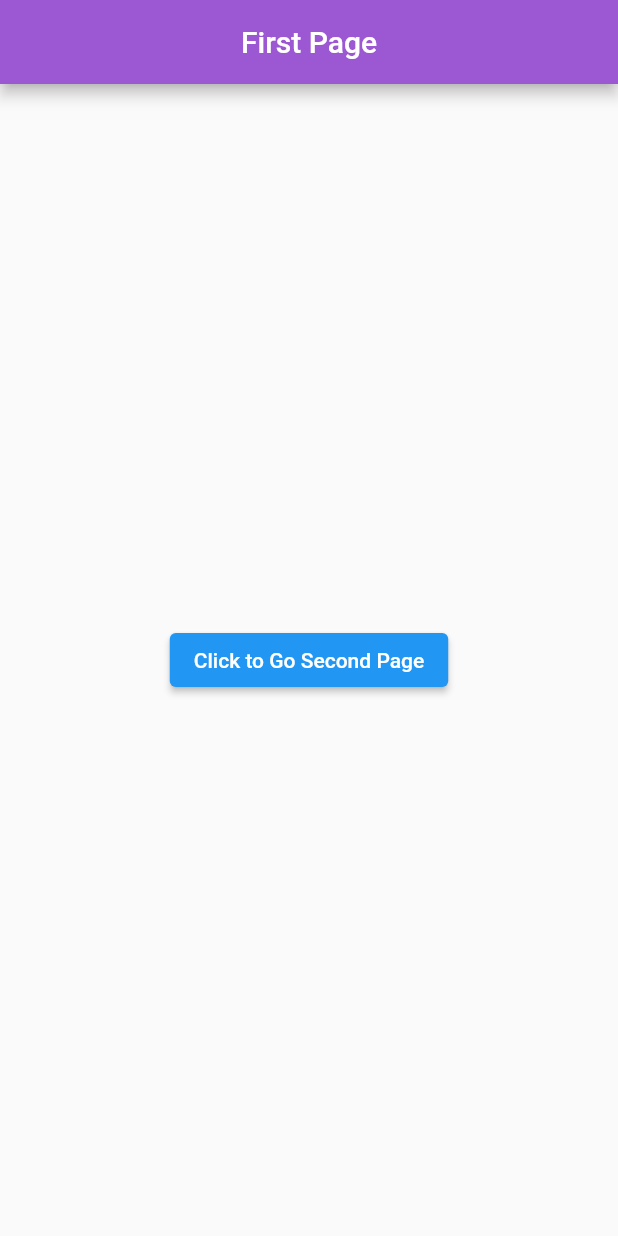
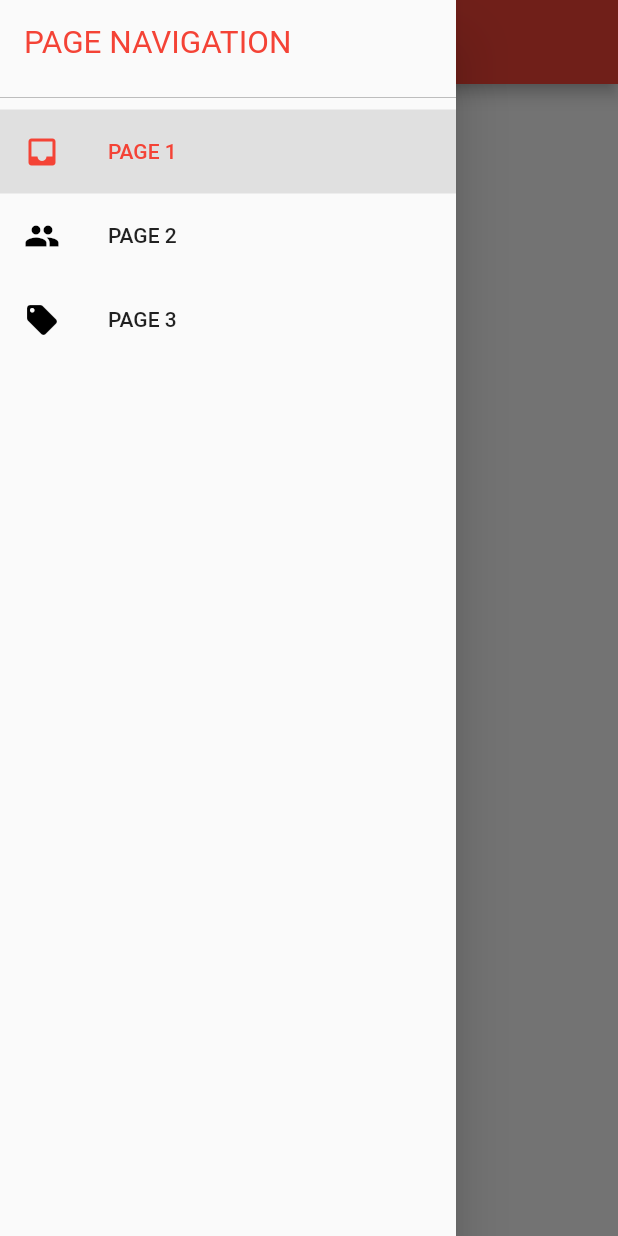
Before and after one commit to AjayPendkar/Page_Navigation, a Flutter app: the screen it shows after launch, with the side drawer open (before the commit the screen has no drawer), on a phone screen of 412 x 824 dp. Run offline on Flutter 3.47's test engine with Material 2 defaults, Android fonts, the phone set to English and light mode, and no system bars.

Commit message:
Page Navigation with SideBar

```diff
--- a/lib/first_page.dart
+++ b/lib/first_page.dart
@@ -1,25 +1,25 @@
-import 'package:flutter/material.dart';
-import 'package:fluttergooglesigninapp/second_page.dart';
+// import 'package:flutter/material.dart';
+// import 'package:fluttergooglesigninapp/second_page.dart';
 
-class FirstPage extends StatelessWidget {
-  @override
-  Widget build(BuildContext context) {
-    return Scaffold(
-      appBar: AppBar(
-        centerTitle: true,
-        title: Text('First Page'),
-      ),
-      body: Center(
-        child: ElevatedButton(
-          child: Text('Click to Go Second Page'),
-          onPressed: () {
-            Navigator.push(
-              context,
-              MaterialPageRoute(builder: (context) => SecondPage()),
-            );
-          },
-        ),
-      ),
-    );
-  }
-}
+// class FirstPage extends StatelessWidget {
+//   @override
+//   Widget build(BuildContext context) {
+//     return Scaffold(
+//       appBar: AppBar(
+//         centerTitle: true,
+//         title: Text('First Page'),
+//       ),
+//       body: Center(
+//         child: ElevatedButton(
+//           child: Text('Click to Go Second Page'),
+//           onPressed: () {
+//             Navigator.push(
+//               context,
+//               MaterialPageRoute(builder: (context) => SecondPage()),
+//             );
+//           },
+//         ),
+//       ),
+//     );
+//   }
+// }
--- a/lib/main.dart
+++ b/lib/main.dart
@@ -1,22 +1,154 @@
 import 'package:flutter/material.dart';
+import 'package:fluttergooglesigninapp/second_page.dart';
+import 'package:fluttergooglesigninapp/third_page.dart';
 
-
-
-import 'first_page.dart';
-
-void main() => runApp(MyApp());
+void main() {
+  runApp(MyApp());
+}
 
 class MyApp extends StatelessWidget {
-  // This widget is the root of your application.
   @override
   Widget build(BuildContext context) {
     return MaterialApp(
-      title: 'Flutter Page Navigator',
-      debugShowCheckedModeBanner: false,
+      title: 'Page 1',
       theme: ThemeData(
-        primaryColor: Color(0xff9C58D2),
+        //
+        primarySwatch: Colors.red,
+        visualDensity: VisualDensity.adaptivePlatformDensity,
       ),
-      home: FirstPage (),
+      home: Home(),
     );
   }
 }
+
+class Home extends StatefulWidget {
+  @override
+  _HomeState createState() => _HomeState();
+}
+
+class _HomeState extends State<Home> {
+  int navIndex = 0;
+
+  @override
+  Widget build(BuildContext context) {
+    return Scaffold(
+      appBar: AppBar(
+        title: Text('Page 1'),
+        centerTitle: true,
+      ),
+      drawer: Sidenav(navIndex, (int index) {
+        setState(() {
+          navIndex = index;
+        });
+      }),
+      body: Builder(
+        // ignore: missing_return
+        builder: (context) {
+          switch (navIndex) {
+            case 0:
+              return Center(
+                child: ElevatedButton(
+                  child: Text('Click to Go Second Page'),
+                  onPressed: () {
+                    Navigator.push(
+                      context,
+                      MaterialPageRoute(builder: (context) => Page2()),
+                    );
+                  },
+                ),
+              );
+            case 1:
+              return Center(
+                child: ElevatedButton(
+                  child: Text('Click to Go Second Page'),
+                  onPressed: () {
+                    Navigator.push(
+                      context,
+                      MaterialPageRoute(builder: (context) => Page2()),
+                    );
+                  },
+                ),
+              );
+            case 2:
+              return Center(
+                child: ElevatedButton(
+                  child: Text('Click to Go Second Page'),
+                  onPressed: () {
+                    Navigator.push(
+                      context,
+                      MaterialPageRoute(builder: (context) => Page3()),
+                    );
+                  },
+                ),
+              );
+          }
+        },
+      ),
+    );
+  }
+}
+
+class Sidenav extends StatelessWidget {
+  final Function setIndex;
+  final int selectedIndex;
+
+  Sidenav(this.selectedIndex, this.setIndex);
+
+  @override
+  Widget build(BuildContext context) {
+    return Drawer(
+      child: ListView(
+        children: [
+          Padding(
+            padding: EdgeInsets.all(16.0),
+            child: Text('PAGE NAVIGATION',
+                style: TextStyle(
+                    color: Theme.of(context).primaryColor, fontSize: 21)),
+          ),
+          Divider(color: Colors.grey.shade400),
+          _navItem(context, Icons.inbox, 'PAGE 1', onTap: () {
+            _navItemClicked(context, 0);
+            Navigator.push(
+              context,
+              MaterialPageRoute(builder: (context) => MyApp()),
+            );
+          }, selected: selectedIndex == 0),
+          _navItem(context, Icons.group, 'PAGE 2', onTap: () {
+            _navItemClicked(context, 1);
+
+            Navigator.push(
+              context,
+              MaterialPageRoute(builder: (context) => Page2()),
+            );
+          }, selected: selectedIndex == 1),
+          _navItem(context, Icons.local_offer, 'PAGE 3', onTap: () {
+            _navItemClicked(context, 2);
+            Navigator.push(
+              context,
+              MaterialPageRoute(builder: (context) => Page3()),
+            );
+          }, selected: selectedIndex == 2),
+        ],
+      ),
+    );
+  }
+
+  _navItem(BuildContext context, IconData icon, String text,
+          {Text suffix, Function onTap, bool selected = false}) =>
+      Container(
+        color: selected ? Colors.grey.shade300 : Colors.transparent,
+        child: ListTile(
+          leading: Icon(icon,
+              color: selected ? Theme.of(context).primaryColor : Colors.black),
+          trailing: suffix,
+          title: Text(text),
+          selected: selected,
+          onTap: onTap,
+        ),
+      );
+
+  _navItemClicked(BuildContext context, int index) {
+    setIndex(index);
+    Navigator.of(context).pop();
+  }
+}
```
Also changed, not shown: lib/second_page.dart (+16 -2 lines), lib/third_page.dart (+16 -2 lines).
